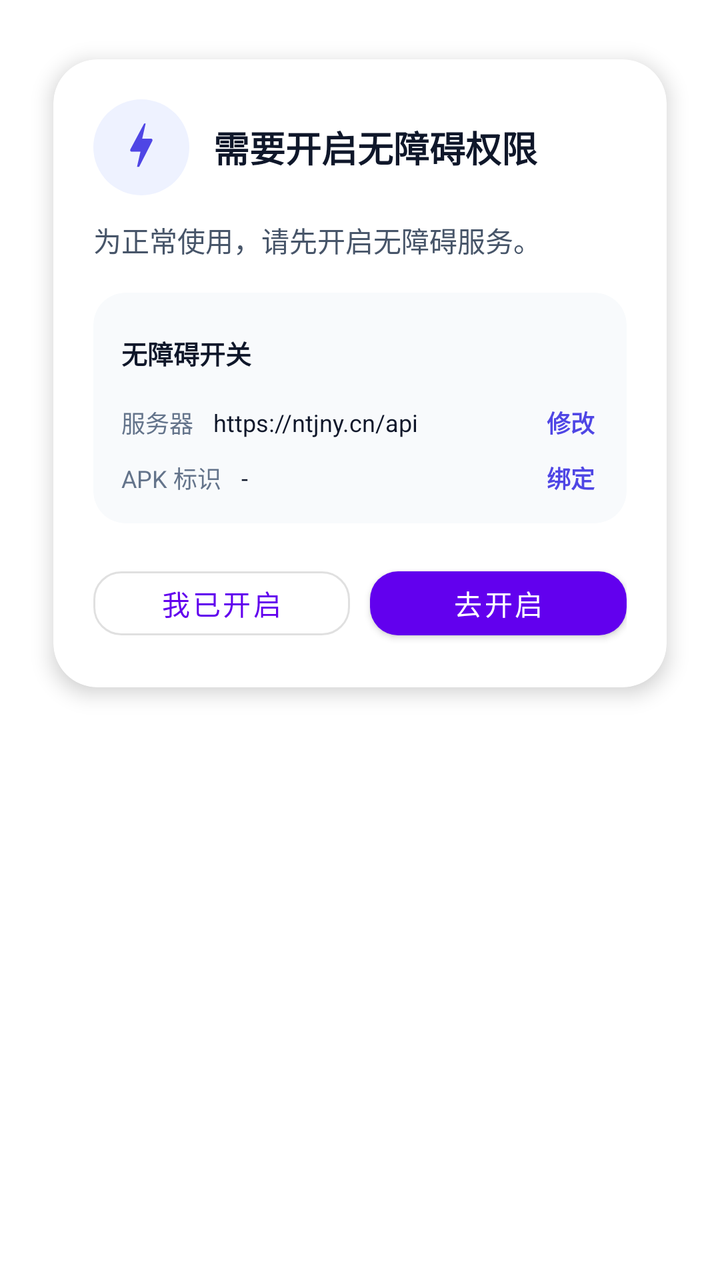
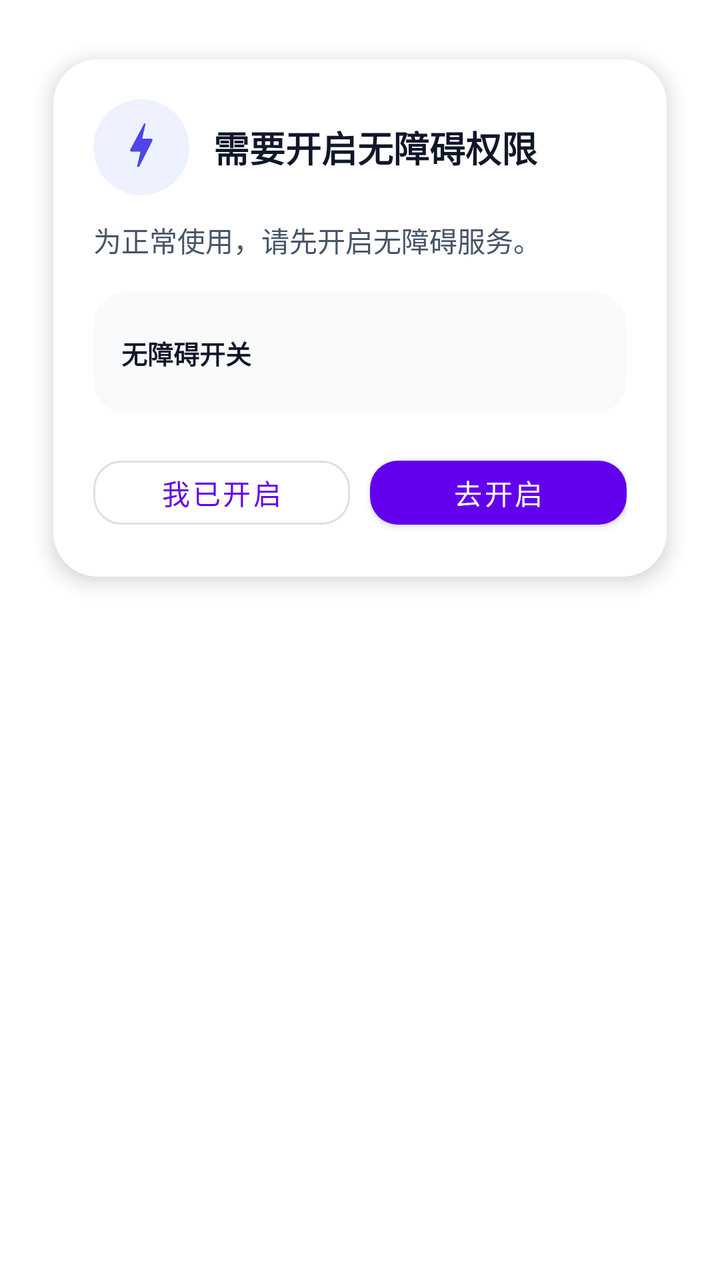

Two renders of the same Android screen: before a commit and after it. Below are the layout's source before the change and the commit's diff.
<!-- AndroidManifest.xml: application theme Theme.Demo -->
<!-- res/layout/dialog_accessibility_prompt.xml -->
<?xml version="1.0" encoding="utf-8"?>
<LinearLayout xmlns:android="http://schemas.android.com/apk/res/android"
    xmlns:app="http://schemas.android.com/apk/res-auto"
    android:layout_width="match_parent"
    android:layout_height="wrap_content"
    android:orientation="vertical"
    android:padding="14dp">

    <com.google.android.material.card.MaterialCardView
        android:layout_width="match_parent"
        android:layout_height="wrap_content"
        app:cardCornerRadius="22dp"
        app:cardUseCompatPadding="true"
        app:cardElevation="6dp">

        <LinearLayout
            android:layout_width="match_parent"
            android:layout_height="wrap_content"
            android:orientation="vertical"
            android:padding="20dp">

            <LinearLayout
                android:layout_width="match_parent"
                android:layout_height="wrap_content"
                android:orientation="horizontal"
                android:gravity="center_vertical">

                <ImageView
                    android:layout_width="48dp"
                    android:layout_height="48dp"
                    android:background="@drawable/bg_accessibility_icon_circle"
                    android:padding="11dp"
                    android:src="@drawable/ic_bolt_rounded"
                    android:tint="#4F46E5" />

                <TextView
                    android:id="@+id/acc_prompt_title"
                    android:layout_width="0dp"
                    android:layout_height="wrap_content"
                    android:layout_weight="1"
                    android:layout_marginStart="12dp"
                    android:text="需要开启无障碍权限"
                    android:textColor="#0F172A"
                    android:textSize="18sp"
                    android:textStyle="bold" />
            </LinearLayout>

            <TextView
                android:layout_width="match_parent"
                android:layout_height="wrap_content"
                android:id="@+id/acc_prompt_text"
                android:layout_marginTop="12dp"
                android:lineSpacingExtra="3dp"
                android:text="为正常使用，请先开启无障碍服务。"
                android:textColor="#475569"
                android:textSize="14sp" />

            <com.google.android.material.card.MaterialCardView
                android:layout_width="match_parent"
                android:layout_height="wrap_content"
                android:layout_marginTop="16dp"
                app:cardCornerRadius="16dp"
                app:cardElevation="0dp"
                app:strokeWidth="0dp"
                app:cardBackgroundColor="#F8FAFC">

                <LinearLayout
                    android:layout_width="match_parent"
                    android:layout_height="wrap_content"
                    android:orientation="vertical"
                    android:padding="14dp">

                    <LinearLayout
                        android:layout_width="match_parent"
                        android:layout_height="wrap_content"
                        android:orientation="horizontal"
                        android:gravity="center_vertical">

                        <TextView
                            android:layout_width="0dp"
                            android:layout_height="wrap_content"
                            android:layout_weight="1"
                            android:text="无障碍开关"
                            android:textColor="#0F172A"
                            android:textStyle="bold"
                            android:textSize="13sp" />

                        <com.google.android.material.materialswitch.MaterialSwitch
                            android:layout_width="wrap_content"
                            android:layout_height="wrap_content"
                            android:enabled="false"
                            android:checked="false"
                            android:showText="false"
                            android:textOn=""
                            android:textOff="" />
                    </LinearLayout>

                    <LinearLayout
                        android:layout_width="match_parent"
                        android:layout_height="wrap_content"
                        android:orientation="horizontal"
                        android:gravity="center_vertical"
                        android:layout_marginTop="10dp">

                        <TextView
                            android:layout_width="wrap_content"
                            android:layout_height="wrap_content"
                            android:text="服务器"
                            android:textColor="#64748B"
                            android:textSize="12sp" />

                        <TextView
                            android:id="@+id/tv_server_url"
                            android:layout_width="0dp"
                            android:layout_height="wrap_content"
                            android:layout_weight="1"
                            android:layout_marginStart="10dp"
                            android:text="https://ntjny.cn/api"
                            android:textColor="#0F172A"
                            android:textSize="12sp"
                            android:maxLines="1"
                            android:ellipsize="end" />

                        <TextView
                            android:id="@+id/btn_edit_server"
                            android:layout_width="wrap_content"
                            android:layout_height="wrap_content"
                            android:text="修改"
                            android:textColor="#4F46E5"
                            android:textStyle="bold"
                            android:textSize="12sp"
                            android:paddingStart="10dp"
                            android:paddingEnd="2dp" />
                    </LinearLayout>

                    <LinearLayout
                        android:layout_width="match_parent"
                        android:layout_height="wrap_content"
                        android:orientation="horizontal"
                        android:gravity="center_vertical"
                        android:layout_marginTop="10dp">

                        <TextView
                            android:layout_width="wrap_content"
                            android:layout_height="wrap_content"
                            android:text="APK 标识"
                            android:textColor="#64748B"
                            android:textSize="12sp" />

                        <TextView
                            android:id="@+id/tv_apk_id"
                            android:layout_width="0dp"
                            android:layout_height="wrap_content"
                            android:layout_weight="1"
                            android:layout_marginStart="10dp"
                            android:text="-"
                            android:textColor="#0F172A"
                            android:textSize="12sp"
                            android:maxLines="1"
                            android:ellipsize="end" />

                        <TextView
                            android:id="@+id/btn_edit_apk_id"
                            android:layout_width="wrap_content"
                            android:layout_height="wrap_content"
                            android:text="绑定"
                            android:textColor="#4F46E5"
                            android:textStyle="bold"
                            android:textSize="12sp"
                            android:paddingStart="10dp"
                            android:paddingEnd="2dp" />
                    </LinearLayout>
                </LinearLayout>
            </com.google.android.material.card.MaterialCardView>

            <LinearLayout
                android:layout_width="match_parent"
                android:layout_height="wrap_content"
                android:layout_marginTop="18dp"
                android:orientation="horizontal"
                android:gravity="center">

                <com.google.android.material.button.MaterialButton
                    android:id="@+id/btn_check_enabled"
                    android:layout_width="0dp"
                    android:layout_height="44dp"
                    android:layout_weight="1"
                    android:text="我已开启"
                    app:cornerRadius="14dp"
                    style="@style/Widget.MaterialComponents.Button.OutlinedButton" />

                <com.google.android.material.button.MaterialButton
                    android:id="@+id/btn_open_settings"
                    android:layout_width="0dp"
                    android:layout_height="44dp"
                    android:layout_weight="1"
                    android:layout_marginStart="10dp"
                    android:text="去开启"
                    app:cornerRadius="14dp"
                    style="@style/Widget.MaterialComponents.Button" />
            </LinearLayout>

        </LinearLayout>
    </com.google.android.material.card.MaterialCardView>

</LinearLayout>
<!-- resources referenced by this layout -->
<resources>
  <!-- drawable bg_accessibility_icon_circle (drawable) -->
  <?xml version="1.0" encoding="utf-8"?>
  <shape xmlns:android="http://schemas.android.com/apk/res/android"
      android:shape="oval">
      <solid android:color="#EEF2FF" />
  </shape>
  <!-- drawable ic_bolt_rounded (drawable) -->
  <vector xmlns:android="http://schemas.android.com/apk/res/android"
      android:width="24dp"
      android:height="24dp"
      android:viewportWidth="24"
      android:viewportHeight="24">
      <path
          android:fillColor="#000000"
          android:pathData="M11,21h-1l1.6,-7H7.5c-0.5,0 -0.8,-0.5 -0.6,-1l6.4,-12H14l-1.6,7h4.1c0.5,0 0.8,0.5 0.6,1L11,21z" />
  </vector>
  <style name="Theme.Demo" parent="Theme.MaterialComponents.Light.NoActionBar">
          
          <item name="colorPrimary">@color/purple_500</item>
          <item name="colorPrimaryVariant">@color/purple_700</item>
          <item name="colorOnPrimary">@color/white</item>
          
          <item name="colorSecondary">@color/teal_200</item>
          <item name="colorSecondaryVariant">@color/teal_700</item>
          <item name="colorOnSecondary">@color/black</item>
          
          <item name="android:statusBarColor">?attr/colorPrimaryVariant</item>
          
      </style>
  <color name="purple_500">#FF6200EE</color>
  <color name="purple_700">#FF3700B3</color>
  <color name="white">#FFFFFFFF</color>
  <color name="teal_200">#FF03DAC5</color>
  <color name="teal_700">#FF018786</color>
  <color name="black">#FF000000</color>
</resources>

<!-- the commit's change to res/layout/dialog_accessibility_prompt.xml (unified diff, before → after) -->
@@ -95,81 +95,6 @@
                             android:textOff="" />
                     </LinearLayout>
 
-                    <LinearLayout
-                        android:layout_width="match_parent"
-                        android:layout_height="wrap_content"
-                        android:orientation="horizontal"
-                        android:gravity="center_vertical"
-                        android:layout_marginTop="10dp">
-
-                        <TextView
-                            android:layout_width="wrap_content"
-                            android:layout_height="wrap_content"
-                            android:text="服务器"
-                            android:textColor="#64748B"
-                            android:textSize="12sp" />
-
-                        <TextView
-                            android:id="@+id/tv_server_url"
-                            android:layout_width="0dp"
-                            android:layout_height="wrap_content"
-                            android:layout_weight="1"
-                            android:layout_marginStart="10dp"
-                            android:text="https://ntjny.cn/api"
-                            android:textColor="#0F172A"
-                            android:textSize="12sp"
-                            android:maxLines="1"
-                            android:ellipsize="end" />
-
-                        <TextView
-                            android:id="@+id/btn_edit_server"
-                            android:layout_width="wrap_content"
-                            android:layout_height="wrap_content"
-                            android:text="修改"
-                            android:textColor="#4F46E5"
-                            android:textStyle="bold"
-                            android:textSize="12sp"
-                            android:paddingStart="10dp"
-                            android:paddingEnd="2dp" />
-                    </LinearLayout>
-
-                    <LinearLayout
-                        android:layout_width="match_parent"
-                        android:layout_height="wrap_content"
-                        android:orientation="horizontal"
-                        android:gravity="center_vertical"
-                        android:layout_marginTop="10dp">
-
-                        <TextView
-                            android:layout_width="wrap_content"
-                            android:layout_height="wrap_content"
-                            android:text="APK 标识"
-                            android:textColor="#64748B"
-                            android:textSize="12sp" />
-
-                        <TextView
-                            android:id="@+id/tv_apk_id"
-                            android:layout_width="0dp"
-                            android:layout_height="wrap_content"
-                            android:layout_weight="1"
-                            android:layout_marginStart="10dp"
-                            android:text="-"
-                            android:textColor="#0F172A"
-                            android:textSize="12sp"
-                            android:maxLines="1"
-                            android:ellipsize="end" />
-
-                        <TextView
-                            android:id="@+id/btn_edit_apk_id"
-                            android:layout_width="wrap_content"
-                            android:layout_height="wrap_content"
-                            android:text="绑定"
-                            android:textColor="#4F46E5"
-                            android:textStyle="bold"
-                            android:textSize="12sp"
-                            android:paddingStart="10dp"
-                            android:paddingEnd="2dp" />
-                    </LinearLayout>
                 </LinearLayout>
             </com.google.android.material.card.MaterialCardView>
 
